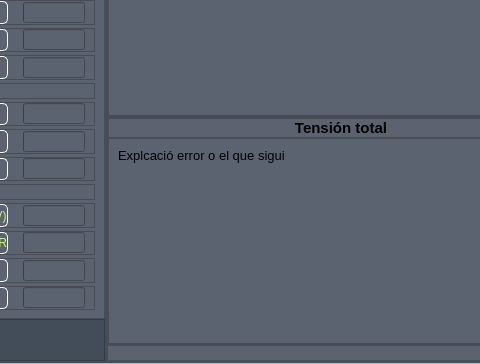
Qt form UI/Interficie1.1.ui (AlbertSumalla/BatteryTester) before a commit; both pictures show x 214 to 694 and y 156 to 520 of the 792 by 520 pixel window.
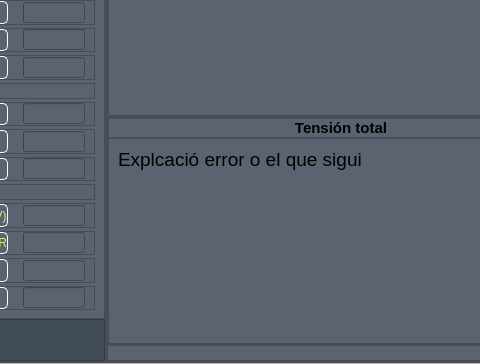
The same form after that commit. The open tabs and pages were chosen to show the change. Icons and pictures are not drawn.

The edit to the form file:
```diff
--- a/UI/Interficie1.1.ui
+++ b/UI/Interficie1.1.ui
@@ -3359,7 +3359,7 @@
                          <property name="font">
                           <font>
                            <family>Arial</family>
-                           <pointsize>10</pointsize>
+                           <pointsize>14</pointsize>
                           </font>
                          </property>
                          <property name="text">
```
Left out of the diff: 2 changed lines with no effect on the pictures.
